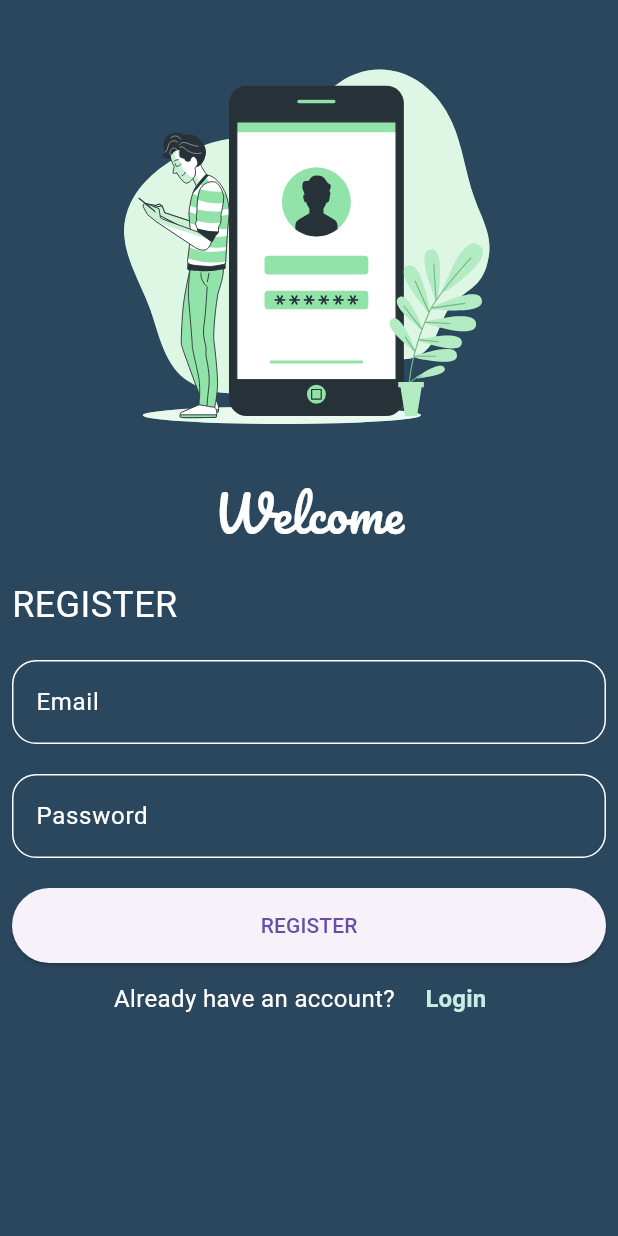
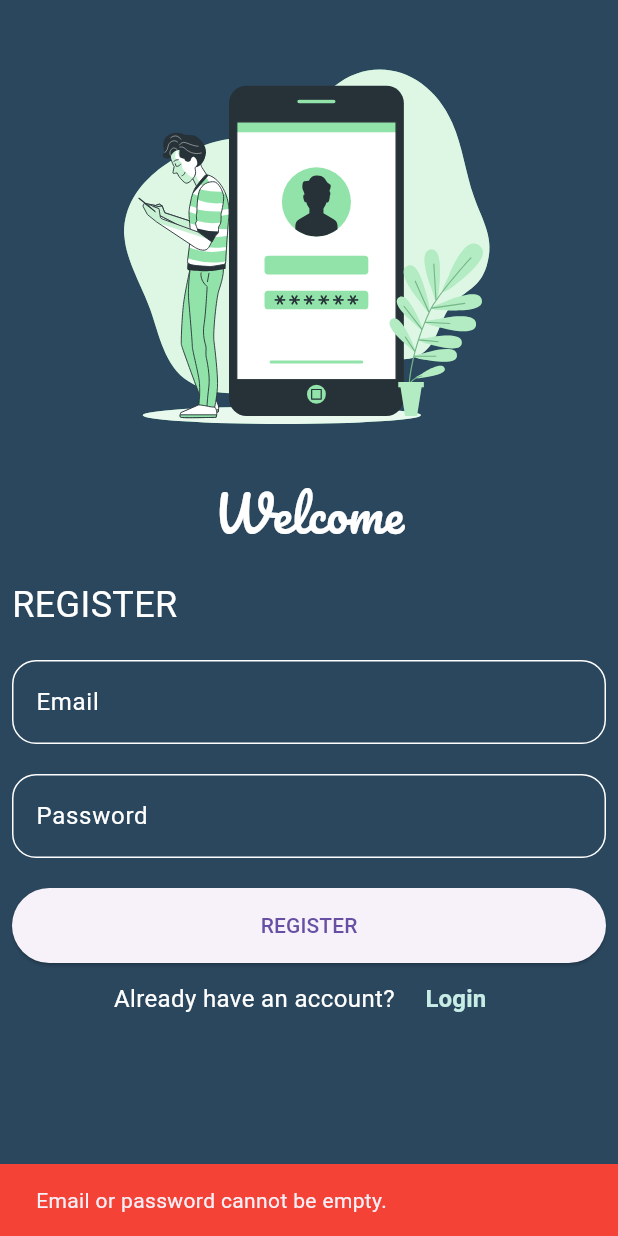
Before and after one commit to sohaib-khalifa/login_app, a Flutter app: the RegisterPage screen opened by its route, after a tap on "REGISTER", on a phone screen of 412 x 824 dp. Run offline on Flutter 3.47's test engine with Material 3 defaults, Android fonts, the phone set to English and light mode, and no system bars; our stand-ins replace firebase_auth, firebase_core, flutter_svg; accounts and stored records are empty.

Commit message:
Add Firebase Auth user registration with input validation and error handling

```diff
--- a/lib/main.dart
+++ b/lib/main.dart
@@ -20,7 +20,7 @@ class LoginApp extends StatelessWidget {
       routes: {
         'LoginPage': (context) => const LoginPage(),
         // 'RegisterPage': (context) => const RegisterPage(),
-        RegisterPage.routeName: (context) => const RegisterPage(),
+        RegisterPage.routeName: (context) =>  RegisterPage(),
       },
 
       initialRoute: 'LoginPage',
--- a/lib/pages/register_page.dart
+++ b/lib/pages/register_page.dart
@@ -1,3 +1,4 @@
+import 'package:firebase_auth/firebase_auth.dart';
 import 'package:flutter/material.dart';
 import 'package:flutter_svg/svg.dart';
 import 'package:login_app_test/constants.dart';
@@ -5,8 +6,10 @@ import 'package:login_app_test/widgets/custom_button.dart';
 import 'package:login_app_test/widgets/custom_text_field.dart';
 
 class RegisterPage extends StatelessWidget {
-  const RegisterPage({super.key});
+  RegisterPage({super.key});
   static final String routeName = 'RegisterPage';
+  String? email;
+  String? password;
 
   @override
   Widget build(BuildContext context) {
@@ -47,14 +50,141 @@ class RegisterPage extends StatelessWidget {
                 ],
               ),
               const SizedBox(height: 20),
-              CustomTextField(hintText: 'Example@mail.com', lableText: 'Email'),
+              CustomTextField(
+                onChanged: (data) {
+                  email = data;
+                },
+                hintText: 'Example@mail.com',
+                lableText: 'Email',
+              ),
               const SizedBox(height: 20),
               CustomTextField(
+                onChanged: (data) {
+                  password = data;
+                },
                 hintText: 'Enter your Password',
                 lableText: 'Password',
               ),
               const SizedBox(height: 20),
-              CustomButton(text: 'REGISTER'),
+              CustomButton(
+                onTap: () async {
+                  // try {
+                  //   UserCredential user = await FirebaseAuth.instance
+                  //       .createUserWithEmailAndPassword(
+                  //         email: email!,
+                  //         password: password!,
+                  //       );
+
+                  //   if (context.mounted) {
+                  //     ScaffoldMessenger.of(context).showSnackBar(
+                  //       const SnackBar(
+                  //         backgroundColor: Colors.green,
+                  //         content: Text('Account created successfully!'),
+                  //       ),
+                  //     );
+                  //   }
+
+                  //   // ممكن هنا تضيف Navigator لو حبيت تروح لصفحة معينة
+                  //   // Navigator.pushNamed(context, 'LoginPage');
+                  // } on FirebaseAuthException catch (e) {
+                  //   if (context.mounted) {
+                  //     String errorMessage = '';
+
+                  //     if (e.code == 'weak-password') {
+                  //       errorMessage = 'The password is too weak.';
+                  //     } else if (e.code == 'email-already-in-use') {
+                  //       errorMessage = 'The email is already in use.';
+                  //     } else if (e.code == 'invalid-email') {
+                  //       errorMessage = 'The email format is invalid.';
+                  //     } else {
+                  //       errorMessage = e.message ?? 'Something went wrong.';
+                  //     }
+
+                  //     ScaffoldMessenger.of(context).showSnackBar(
+                  //       SnackBar(
+                  //         backgroundColor: Colors.red,
+                  //         content: Text(errorMessage),
+                  //       ),
+                  //     );
+                  //   }
+                  // } catch (e) {
+                  //   if (context.mounted) {
+                  //     ScaffoldMessenger.of(context).showSnackBar(
+                  //       SnackBar(
+                  //         backgroundColor: Colors.red,
+                  //         content: Text('Unexpected error: $e'),
+                  //       ),
+                  //     );
+                  //   }
+                  // }
+                  // =========================
+                  if (email == null ||
+                      email!.isEmpty ||
+                      password == null ||
+                      password!.isEmpty) {
+                    if (!context.mounted) return;
+                    ScaffoldMessenger.of(context).showSnackBar(
+                      const SnackBar(
+                        backgroundColor: Colors.red,
+                        content: Text('Email or password cannot be empty.'),
+                      ),
+                    );
+                    return;
+                  }
+                  // ✅ تحقق من وجود @ في الإيميل
+                  if (!email!.contains('@')) {
+                    if (!context.mounted) return;
+                    ScaffoldMessenger.of(context).showSnackBar(
+                      const SnackBar(
+                        backgroundColor: Colors.red,
+                        content: Text('Please enter a valid email address.'),
+                      ),
+                    );
+                    return;
+                  }
+                  try {
+                    UserCredential user = await FirebaseAuth.instance
+                        .createUserWithEmailAndPassword(
+                          email: email!,
+                          password: password!,
+                        );
+                    if (!context.mounted) return; // ✅ تأكد إن context لسه شغال
+                  } on FirebaseAuthException catch (e) {
+                    if (!context.mounted) {
+                      return; // ✅ قبل استخدام context بعد await
+                    }
+
+                    if (e.code == 'weak-password') {
+                      ScaffoldMessenger.of(context).showSnackBar(
+                        SnackBar(
+                          backgroundColor: Colors.red,
+                          content: Text('The password is too weak.'),
+                        ),
+                      );
+                    } else if (e.code == 'email-already-in-use') {
+                      ScaffoldMessenger.of(context).showSnackBar(
+                        SnackBar(
+                          backgroundColor: Colors.red,
+                          content: Text('The email is already in use.'),
+                        ),
+                      );
+                    }
+                  } catch (e) {
+                    if (!context.mounted) return;
+
+                    ScaffoldMessenger.of(context).showSnackBar(
+                      const SnackBar(
+                        backgroundColor: Colors.red,
+                        content: Text(
+                          'Something went wrong. Please try again later.',
+                        ),
+                      ),
+                    );
+                  }
+                  //====
+                },
+                text: 'REGISTER',
+              ),
 
               Row(
                 mainAxisAlignment: MainAxisAlignment.center,
--- a/lib/widgets/custom_button.dart
+++ b/lib/widgets/custom_button.dart
@@ -1,13 +1,13 @@
 import 'package:flutter/material.dart';
 
 class CustomButton extends StatelessWidget {
-  const CustomButton({super.key, required this.text});
+  const CustomButton({super.key, required this.text, this.onTap});
   final String text;
-
+  final VoidCallback? onTap;
   @override
   Widget build(BuildContext context) {
     return ElevatedButton(
-      onPressed: () {},
+      onPressed: onTap,
       style: ElevatedButton.styleFrom(
         minimumSize: const Size(double.infinity, 50),
       ),
--- a/lib/widgets/custom_text_field.dart
+++ b/lib/widgets/custom_text_field.dart
@@ -1,12 +1,15 @@
 import 'package:flutter/material.dart';
 
 class CustomTextField extends StatelessWidget {
-  const CustomTextField({super.key, this.hintText, this.lableText});
+  const CustomTextField({super.key, this.hintText, this.lableText, this.onChanged});
+  final Function(String)? onChanged;
   final String? hintText;
   final String? lableText;
+  // del final and constructor
   @override
   Widget build(BuildContext context) {
     return TextField(
+      onChanged:onChanged ,
       decoration: InputDecoration(
         labelText: lableText,
         labelStyle: TextStyle(color: Colors.white),
--- a/pubspec.yaml
+++ b/pubspec.yaml
@@ -36,6 +36,7 @@ dependencies:
   # Use with the CupertinoIcons class for iOS style icons.
   cupertino_icons: ^1.0.8
   firebase_core: ^3.15.1
+  firebase_auth: ^5.6.2
 
 dev_dependencies:
   flutter_test:
```
Also changed, not shown: pubspec.lock, 4 other files.
